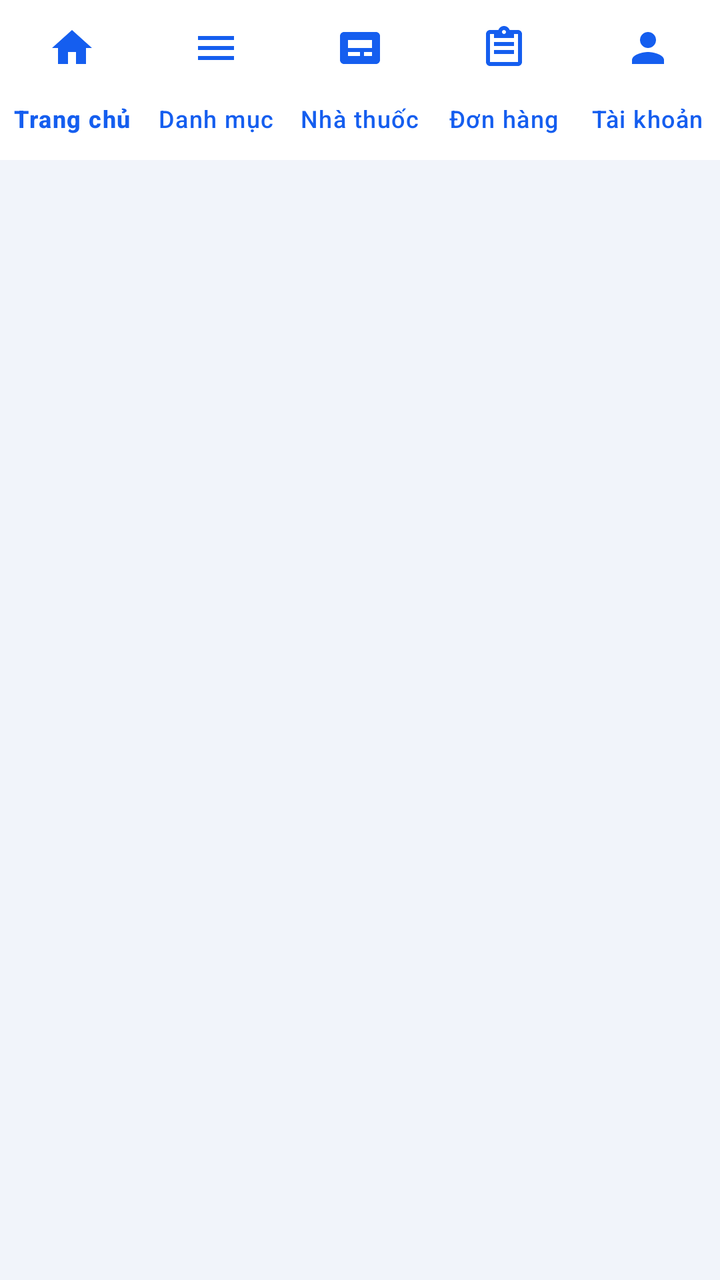
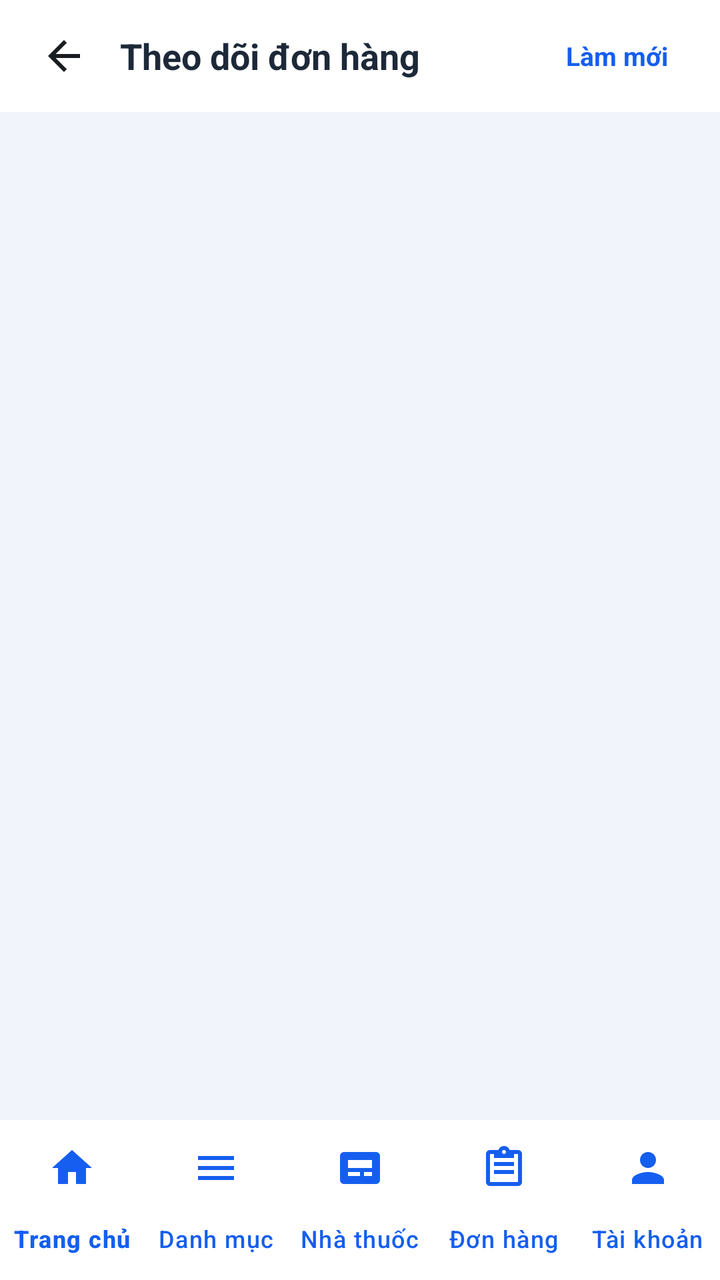

Screens rendered from an Android XML layout before and after an edit, with the pre-edit source and the edit as a unified diff.
<!-- AndroidManifest.xml: application theme Theme.Appnhathuoc -->
<!-- res/layout/activity_orders.xml -->
<?xml version="1.0" encoding="utf-8"?>
<RelativeLayout xmlns:android="http://schemas.android.com/apk/res/android"
    xmlns:app="http://schemas.android.com/apk/res-auto"
    android:layout_width="match_parent"
    android:layout_height="match_parent"
    android:background="@color/bg_light">

    
    <LinearLayout
        android:id="@+id/header_orders"
        android:layout_width="match_parent"
        android:layout_height="56dp"
        android:layout_alignParentTop="true"
        android:background="@color/white"
        android:gravity="center_vertical"
        android:orientation="horizontal"
        android:paddingHorizontal="16dp">

        <ImageView
            android:id="@+id/btn_back_orders"
            android:layout_width="32dp"
            android:layout_height="32dp"
            android:background="?attr/selectableItemBackgroundBorderless"
            android:contentDescription="Back"
            android:padding="4dp"
            android:src="@drawable/ic_back" />

        <TextView
            android:layout_width="0dp"
            android:layout_height="wrap_content"
            android:layout_marginStart="12dp"
            android:layout_weight="1"
            android:text="Theo dõi đơn hàng"
            android:textColor="@color/text_primary"
            android:textSize="18sp"
            android:textStyle="bold" />

        <TextView
            android:id="@+id/btn_refresh_orders"
            android:layout_width="wrap_content"
            android:layout_height="40dp"
            android:background="?attr/selectableItemBackgroundBorderless"
            android:clickable="true"
            android:focusable="true"
            android:gravity="center"
            android:paddingHorizontal="10dp"
            android:text="Làm mới"
            android:textColor="@color/primary"
            android:textSize="13sp"
            android:textStyle="bold" />
    </LinearLayout>

    <include
        android:id="@+id/bottom_navigation"
        layout="@layout/view_bottom_navigation"
        android:layout_alignParentBottom="true" />

    
    <androidx.recyclerview.widget.RecyclerView
        android:id="@+id/rv_orders"
        android:layout_width="match_parent"
        android:layout_height="match_parent"
        android:layout_above="@id/bottom_navigation"
        android:layout_below="@id/header_orders"
        android:paddingVertical="6dp" />

</RelativeLayout>
<!-- res/layout/view_bottom_navigation.xml (included above) -->
<?xml version="1.0" encoding="utf-8"?>
<com.google.android.material.bottomnavigation.BottomNavigationView xmlns:android="http://schemas.android.com/apk/res/android"
    xmlns:app="http://schemas.android.com/apk/res-auto"
    android:id="@+id/bottom_navigation"
    android:layout_width="match_parent"
    android:layout_height="wrap_content"
    android:background="@color/white"
    app:elevation="8dp"
    app:itemIconTint="@color/primary"
    app:itemTextColor="@color/primary"
    app:labelVisibilityMode="labeled"
    app:menu="@menu/bottom_nav_menu" />
<!-- resources referenced by this layout -->
<resources>
  <color name="bg_light">#F1F4FA</color>
  <color name="primary">#155EEF</color>
  <color name="text_primary">#1D2939</color>
  <color name="white">#FFFFFFFF</color>
  <!-- drawable ic_back (drawable) -->
  <vector xmlns:android="http://schemas.android.com/apk/res/android"
      android:width="24dp"
      android:height="24dp"
      android:viewportWidth="24"
      android:viewportHeight="24">
    <path
        android:fillColor="#FF1A1D20"
        android:pathData="M20,11H7.83l5.59,-5.59L12,4l-8,8 8,8 1.41,-1.41L7.83,13H20v-2z"/>
  </vector>
  <style name="Theme.Appnhathuoc" parent="Base.Theme.Appnhathuoc" />
  <style name="Base.Theme.Appnhathuoc" parent="Theme.Material3.DayNight.NoActionBar">
          
          <item name="colorPrimary">@color/primary</item>
          <item name="colorPrimaryVariant">@color/primary_dark</item>
          <item name="colorOnPrimary">@color/white</item>
          <item name="colorControlActivated">@color/primary</item>
          <item name="android:colorAccent">@color/primary</item>
          
          <item name="colorSecondary">@color/medigo_pink</item>
          <item name="colorOnSecondary">@color/white</item>
          
          <item name="android:statusBarColor">@color/primary_dark</item>
          <item name="android:navigationBarColor">@color/white</item>
          <item name="android:windowLightNavigationBar">true</item>
          <item name="android:windowLightStatusBar">false</item>
      </style>
  <color name="primary_dark">#1048B8</color>
  <color name="medigo_pink">#D50072</color>
</resources>

<!-- the commit's change to res/layout/activity_orders.xml (unified diff, before → after) -->
@@ -1,4 +1,5 @@
 <?xml version="1.0" encoding="utf-8"?>
+
 <RelativeLayout xmlns:android="http://schemas.android.com/apk/res/android"
     xmlns:app="http://schemas.android.com/apk/res-auto"
     android:layout_width="match_parent"
@@ -53,6 +54,8 @@
     <include
         android:id="@+id/bottom_navigation"
         layout="@layout/view_bottom_navigation"
+        android:layout_width="match_parent"
+        android:layout_height="wrap_content"
         android:layout_alignParentBottom="true" />
 
     
